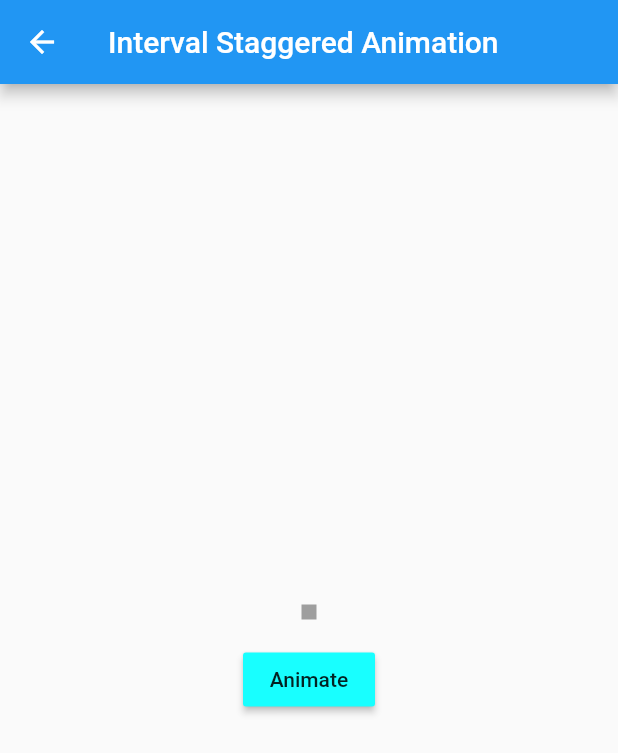
After one commit to NabeelSeid/flutter-references, a Flutter app: the StaggeredAnimation screen opened by its route, on a phone screen of 412 x 824 dp. The commit adds this screen. Shown: the top 753 px of the screen. Run offline on Flutter 3.47's test engine with Material 2 defaults, Android fonts, the phone set to English and light mode, and no system bars; our stand-ins replace equatable, flutter_bloc, shared_preferences; accounts and stored records are empty.

Commit message:
Staggeted animation added to `animations`

```diff
--- a/animations/lib/home.dart
+++ b/animations/lib/home.dart
@@ -15,9 +15,20 @@ class Home extends StatelessWidget {
         child: Column(
           crossAxisAlignment: CrossAxisAlignment.start,
           children: <Widget>[
+            // -------------------------
+            // Hero ANIMATION
+            // -------------------------
             menuTitle('Hero Animation'),
             heroTile(RouteNames.h_animation,
                 title: 'Hero Animation', tag: hero_tag),
+
+            // -------------------------
+            // Staggered ANIMATION
+            // -------------------------
+            menuTitle('Staggered Animations'),
+            menuTile(RouteNames.s_animation,
+                title: 'Staggered Animations',
+                subtitle: 'Interval and TweenSquences mix'),
 
             // -------------------------
             // Implicit ANIMATION
--- a/animations/lib/router.dart
+++ b/animations/lib/router.dart
@@ -2,6 +2,7 @@ import 'package:flutter/material.dart';
 
 import 'package:animations/home.dart';
 import 'package:animations/hero_animation.dart';
+import 'package:animations/staggered_animations/mixed_staggered_animation.dart';
 import 'package:animations/implicit_animations/implicit_animations.dart';
 import 'package:animations/explicit_animations/explicit_animations.dart';
 import 'package:animations/custom_explicit_animation/custom_explicit_animation.dart';
@@ -12,6 +13,10 @@ Route<dynamic> onGenerateRoute(RouteSettings settings) {
   //__________________________Hero Animation______________________________
   if (routeName == RouteNames.h_animation)
     return materialPageRoute(HeroAnimation());
+
+  //__________________________Staggered Animation______________________________
+  if (routeName == RouteNames.s_animation)
+    return materialPageRoute(StaggeredAnimation());
 
   //__________________________Implicit Animation______________________________
   // AnimatedOpacity
@@ -41,6 +46,9 @@ class RouteNames {
   // Hero Animations
   static const String h_animation = '/h_animation';
 
+  // Staggered Animations
+  static const String s_animation = '/s_animation';
+
   // Implicit Animations
   static const String i_animated_opacity = '/i_animated_opacity';
   static const String i_animated_container = '/i_animated_container';
--- /dev/null
+++ b/animations/lib/staggered_animations/mixed_staggered_animation.dart
@@ -0,0 +1,124 @@
+import 'package:flutter/material.dart';
+
+class MixedStaggeredAnimation extends StatelessWidget {
+  MixedStaggeredAnimation(this.controller, {Key key})
+      : _width = Tween<double>(begin: 10.0, end: 300.0)
+            .chain(CurveTween(curve: Interval(0.0, 0.3, curve: Curves.easeOut)))
+            .animate(controller),
+        _height = Tween<double>(begin: 10.0, end: 300.0)
+            .chain(CurveTween(curve: Interval(0.0, 0.3, curve: Curves.easeIn)))
+            .animate(controller),
+        _borderRadius = BorderRadiusTween(
+                begin: BorderRadius.circular(0.0),
+                end: BorderRadius.circular(20.0))
+            .chain(
+                CurveTween(curve: Interval(0.0, 0.5, curve: Curves.easeInOut)))
+            .animate(controller),
+        _boxShadow = BoxShadowTween(
+                begin: BoxShadow(
+                    color: Colors.transparent, blurRadius: 0, spreadRadius: 0),
+                end: BoxShadow(
+                    color: Colors.grey, blurRadius: 3, spreadRadius: 2))
+            .chain(CurveTween(curve: Interval(0.5, 0.8, curve: Curves.linear)))
+            .animate(controller),
+        _color = TweenSequence(<TweenSequenceItem<Color>>[
+          TweenSequenceItem(
+              tween: ColorTween(begin: Colors.grey, end: Colors.indigo),
+              weight: 1),
+          TweenSequenceItem(
+              tween: ColorTween(begin: Colors.indigo, end: Colors.cyan),
+              weight: 2),
+          TweenSequenceItem(
+              tween: ConstantTween<Color>(Colors.cyan), weight: 1),
+          TweenSequenceItem(
+              tween: ColorTween(begin: Colors.cyan, end: Colors.pink),
+              weight: 2),
+          TweenSequenceItem(
+              tween: ColorTween(begin: Colors.pink, end: Colors.white),
+              weight: 4)
+        ]).animate(controller),
+        super(key: key);
+
+  final Animation<double> controller;
+  final Animation<double> _width;
+  final Animation<double> _height;
+  final Animation<BorderRadius> _borderRadius;
+  final Animation<BoxShadow> _boxShadow;
+  // Color animation is a TweenSquences
+  final Animation<Color> _color;
+
+  @override
+  Widget build(BuildContext context) {
+    return AnimatedBuilder(
+        animation: controller,
+        builder: (_, child) {
+          print(_boxShadow.value);
+          return Container(
+            width: _width.value,
+            height: _height.value,
+            decoration: BoxDecoration(
+              color: _color.value,
+              borderRadius: _borderRadius.value,
+              boxShadow: [_boxShadow.value],
+            ),
+          );
+        });
+  }
+}
+
+class StaggeredAnimation extends StatefulWidget {
+  StaggeredAnimation({Key key}) : super(key: key);
+
+  @override
+  _IntervalStaggeredAnimationState createState() =>
+      _IntervalStaggeredAnimationState();
+}
+
+class _IntervalStaggeredAnimationState extends State<StaggeredAnimation>
+    with SingleTickerProviderStateMixin {
+  AnimationController _controller;
+
+  @override
+  void initState() {
+    _controller =
+        AnimationController(vsync: this, duration: Duration(seconds: 10));
+    super.initState();
+  }
+
+  @override
+  Widget build(BuildContext context) {
+    return Scaffold(
+      appBar: AppBar(
+        title: Text('Interval Staggered Animation'),
+      ),
+      body: Center(
+        child: Column(
+          mainAxisSize: MainAxisSize.min,
+          children: <Widget>[
+            MixedStaggeredAnimation(_controller),
+            SizedBox(height: 16.0),
+            MaterialButton(
+              child: Text('Animate'),
+              color: Colors.cyanAccent,
+              onPressed: () {
+                if (_controller.isDismissed)
+                  _controller.forward();
+                else
+                  _controller.reverse();
+              },
+            )
+          ],
+        ),
+      ),
+    );
+  }
+}
+
+class BoxShadowTween extends Tween<BoxShadow> {
+  BoxShadowTween({BoxShadow begin, BoxShadow end})
+      : super(begin: begin, end: end);
+
+  /// Returns the value this variable has at the given animation clock value.
+  @override
+  BoxShadow lerp(double t) => BoxShadow.lerp(begin, end, t);
+}
```
Also changed, not shown: 1 other file.
